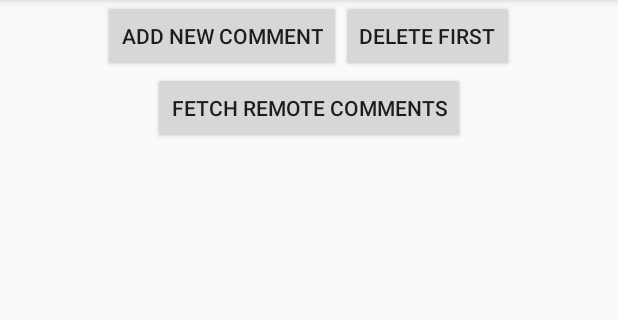
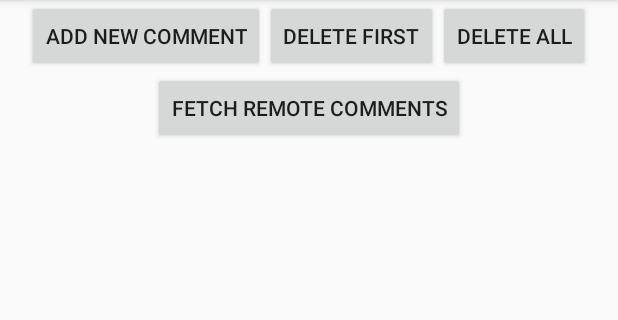
Before and after one commit to ikmich/android-mvp-sample, an Android app: the screen it shows after launch (CommentsActivity), on a phone screen of 412 x 824 dp, the part 84-404 px from its top. Run offline under Robolectric (Android 15) with nearby library versions, the phone set to English and light mode, and no system bars; our stand-ins replace ButterKnife.

Commit message:
Added 'delete all' feature

```diff
--- a/app/src/main/java/org/ikmich/sqlitefoo/data/Comment.java
+++ b/app/src/main/java/org/ikmich/sqlitefoo/data/Comment.java
@@ -3,10 +3,6 @@ package org.ikmich.sqlitefoo.data;
 import android.database.Cursor;
 
 import com.google.gson.annotations.SerializedName;
-
-/**
- *
- */
 
 public class Comment {
     private long id;
--- a/app/src/main/java/org/ikmich/sqlitefoo/data/CommentsDataSource.java
+++ b/app/src/main/java/org/ikmich/sqlitefoo/data/CommentsDataSource.java
@@ -60,6 +60,11 @@ public class CommentsDataSource extends AbsCommentsDataSource {
                 + " = " + id, null);
     }
 
+    @Override
+    public void deleteAll() {
+
+    }
+
     /**
      * Update a Comment.
      *
--- a/app/src/main/java/org/ikmich/sqlitefoo/data/CommentsDataSource2.java
+++ b/app/src/main/java/org/ikmich/sqlitefoo/data/CommentsDataSource2.java
@@ -70,6 +70,12 @@ public class CommentsDataSource2 extends AbsCommentsDataSource {
     }
 
     @Override
+    public void deleteAll() {
+        int numRows = context.getContentResolver().delete(CommentsProvider.CONTENT_URI, "", null);
+        Log.d(TAG, numRows + " deleted.");
+    }
+
+    @Override
     public void updateComment(long id, String newComment) {
         ContentValues values = new ContentValues();
         values.put(COLUMN_COMMENT, newComment);
--- a/app/src/main/java/org/ikmich/sqlitefoo/data/ICommentsDataSource.java
+++ b/app/src/main/java/org/ikmich/sqlitefoo/data/ICommentsDataSource.java
@@ -10,6 +10,7 @@ public interface ICommentsDataSource {
     Comment createComment(String comment);
     List<Comment> createComments(List<String> comments);
     void deleteComment(Comment comment);
+    void deleteAll();
     void updateComment(long id, String newComment);
     boolean hasComments();
     List<Comment> getAllComments();
--- a/app/src/main/java/org/ikmich/sqlitefoo/provider/CommentsProvider.java
+++ b/app/src/main/java/org/ikmich/sqlitefoo/provider/CommentsProvider.java
@@ -18,9 +18,6 @@ import org.ikmich.sqlitefoo.data.DbHelper;
 
 import java.util.HashMap;
 
-/**
- *
- */
 public class CommentsProvider extends ContentProvider implements CommentsTable {
 
     DbHelper dbHelper;
--- a/app/src/main/java/org/ikmich/sqlitefoo/ui/ActionType.java
+++ b/app/src/main/java/org/ikmich/sqlitefoo/ui/ActionType.java
@@ -1,7 +1,7 @@
 package org.ikmich.sqlitefoo.ui;
 
 public enum ActionType {
-    ADD("add"), EDIT("edit");
+    ADD("add"), EDIT("edit"), DELETE("delete");
 
     private String value;
 
--- a/app/src/main/java/org/ikmich/sqlitefoo/ui/AddEditCommentFragment.java
+++ b/app/src/main/java/org/ikmich/sqlitefoo/ui/AddEditCommentFragment.java
@@ -10,7 +10,6 @@ import android.text.TextUtils;
 import android.view.KeyEvent;
 import android.view.LayoutInflater;
 import android.view.View;
-import android.view.inputmethod.EditorInfo;
 import android.widget.Button;
 import android.widget.EditText;
 import android.widget.TextView;
--- a/app/src/main/java/org/ikmich/sqlitefoo/ui/CommentsActivity.java
+++ b/app/src/main/java/org/ikmich/sqlitefoo/ui/CommentsActivity.java
@@ -134,6 +134,12 @@ public class CommentsActivity extends BaseActivity implements CommentsContract.V
 
                 break;
 
+            case R.id.btn_delete_all:
+                if (getListAdapter().getCount() > 0) {
+                    presenter.onClickDeleteAll();
+                }
+                break;
+
             case R.id.btn_fetch_remote:
                 presenter.onClickFetchRemote();
                 break;
--- a/app/src/main/java/org/ikmich/sqlitefoo/ui/CommentsContract.java
+++ b/app/src/main/java/org/ikmich/sqlitefoo/ui/CommentsContract.java
@@ -38,6 +38,8 @@ public class CommentsContract {
 
         void onClickDeleteFirst(Comment comment);
 
+        void onClickDeleteAll();
+
         void onClickFetchRemote();
     }
 
@@ -54,12 +56,16 @@ public class CommentsContract {
 
         void deleteComment(Comment comment);
 
+        void deleteAllComments();
+
         List<Comment> getAllComments();
 
         void fetchRemoteComments();
 
         interface InteractionListener {
             void onCommentDeleted(Comment comment);
+
+            void onAllCommentsDeleted();
 
             void onCommentAdded(Comment comment);
 
--- a/app/src/main/java/org/ikmich/sqlitefoo/ui/CommentsInteractor.java
+++ b/app/src/main/java/org/ikmich/sqlitefoo/ui/CommentsInteractor.java
@@ -73,6 +73,12 @@ public class CommentsInteractor implements CommentsContract.Model {
     }
 
     @Override
+    public void deleteAllComments() {
+        datasource.deleteAll();
+        interactionListener.onAllCommentsDeleted();
+    }
+
+    @Override
     public void openDatasource() {
         datasource.open();
     }
--- a/app/src/main/res/layout/activity_main.xml
+++ b/app/src/main/res/layout/activity_main.xml
@@ -23,6 +23,13 @@
             android:layout_height="wrap_content"
             android:onClick="onClick"
             android:text="@string/delete_first"/>
+
+        <Button
+            android:id="@+id/btn_delete_all"
+            android:layout_width="wrap_content"
+            android:layout_height="wrap_content"
+            android:onClick="onClick"
+            android:text="@string/delete_all"/>
     </LinearLayout>
 
     <RelativeLayout
@@ -39,13 +46,13 @@
                 android:layout_height="wrap_content"
                 android:layout_centerVertical="true"
                 android:onClick="onClick"
-                android:text="Fetch Remote Comments"/>
+                android:text="@string/fetch_remote_comments"/>
             <ProgressBar
                 android:id="@+id/progress_fetch_remote"
                 android:layout_width="24dp"
                 android:layout_height="24dp"
                 android:layout_centerVertical="true"
-                android:layout_toRightOf="@+id/btn_fetch_remote"
+                android:layout_toEndOf="@+id/btn_fetch_remote"
                 android:indeterminate="true"
                 android:indeterminateBehavior="cycle"
                 android:visibility="gone"/>
--- a/app/src/main/res/values/strings.xml
+++ b/app/src/main/res/values/strings.xml
@@ -1,7 +1,9 @@
 <resources>
     <string name="app_name">SqliteFoo</string>
     <string name="delete_first">Delete First</string>
+    <string name="delete_all">Delete All</string>
     <string name="add_new_comment">Add New Comment</string>
     <string name="update">Update</string>
     <string name="add">Add</string>
+    <string name="fetch_remote_comments">Fetch Remote Comments</string>
 </resources>
```
Also changed, not shown: app/src/main/java/org/ikmich/sqlitefoo/ui/CommentsPresenterImpl.java (+12 -0 lines).
